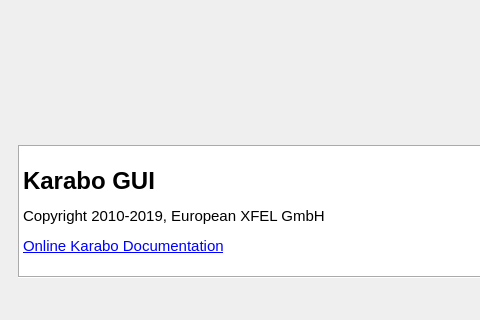
Above: src/pythonGui/karabogui/dialogs/about.ui from European-XFEL/Karabo before the change; both pictures show x 0 to 480 and y 345 to 665 of the 865 by 665 pixel window. Below: the same form after it.
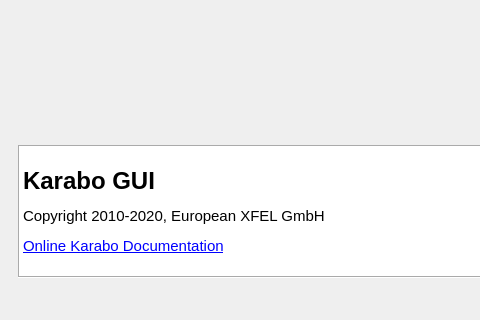
That is the form after the change.

Commit message: GUI: Align the copyright date in the about dialog

Diff of the .ui file:
```diff
--- a/src/pythonGui/karabogui/dialogs/about.ui
+++ b/src/pythonGui/karabogui/dialogs/about.ui
@@ -81,7 +81,7 @@
 p, li { white-space: pre-wrap; }
 &lt;/style&gt;&lt;/head&gt;&lt;body style=&quot; font-family:'Ubuntu'; font-size:11pt; font-weight:400; font-style:normal;&quot;&gt;
 &lt;p style=&quot; margin-top:12px; margin-bottom:12px; margin-left:0px; margin-right:0px; -qt-block-indent:0; text-indent:0px;&quot;&gt;&lt;span style=&quot; font-size:18pt; font-weight:600;&quot;&gt;Karabo GUI&lt;/span&gt;&lt;/p&gt;
-&lt;p style=&quot; margin-top:12px; margin-bottom:12px; margin-left:0px; margin-right:0px; -qt-block-indent:0; text-indent:0px;&quot;&gt;Copyright 2010-2019, European XFEL GmbH&lt;/p&gt;
+&lt;p style=&quot; margin-top:12px; margin-bottom:12px; margin-left:0px; margin-right:0px; -qt-block-indent:0; text-indent:0px;&quot;&gt;Copyright 2010-2020, European XFEL GmbH&lt;/p&gt;
 &lt;p style=&quot; margin-top:12px; margin-bottom:12px; margin-left:0px; margin-right:0px; -qt-block-indent:0; text-indent:0px;&quot;&gt;&lt;a href=&quot;https://in.xfel.eu/readthedocs/docs/docs-collection/en/latest/&quot;&gt;&lt;span style=&quot; text-decoration: underline; color:#0000ff;&quot;&gt;Online Karabo Documentation&lt;/span&gt;&lt;/a&gt;&lt;/p&gt;&lt;/body&gt;&lt;/html&gt;</string>
    </property>
    <property name="openExternalLinks">
```
